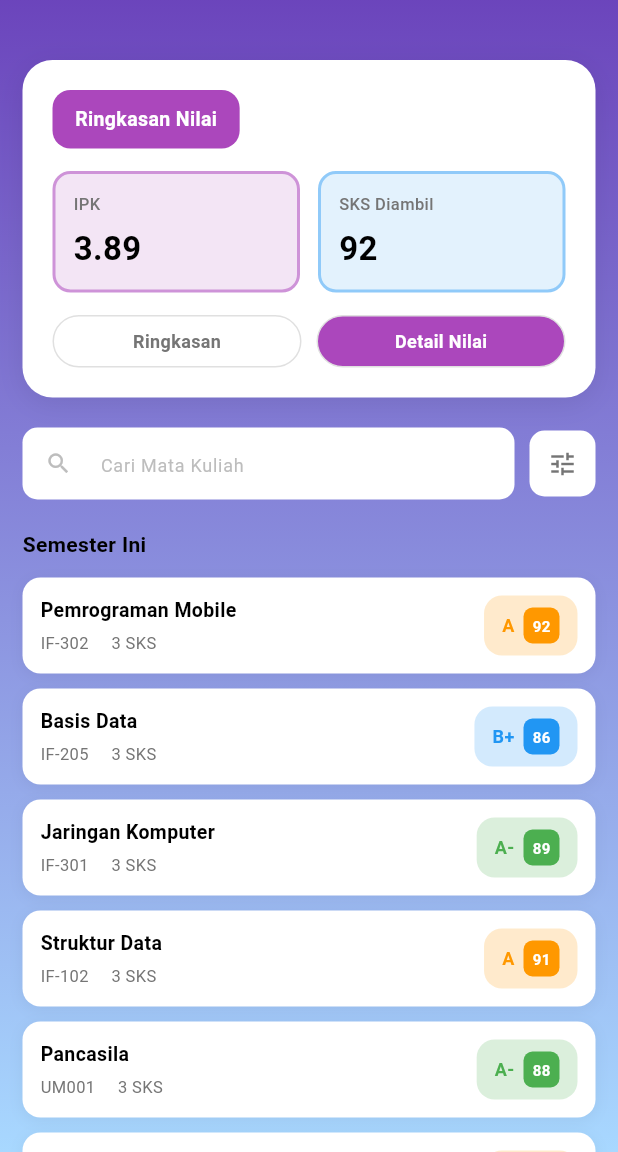
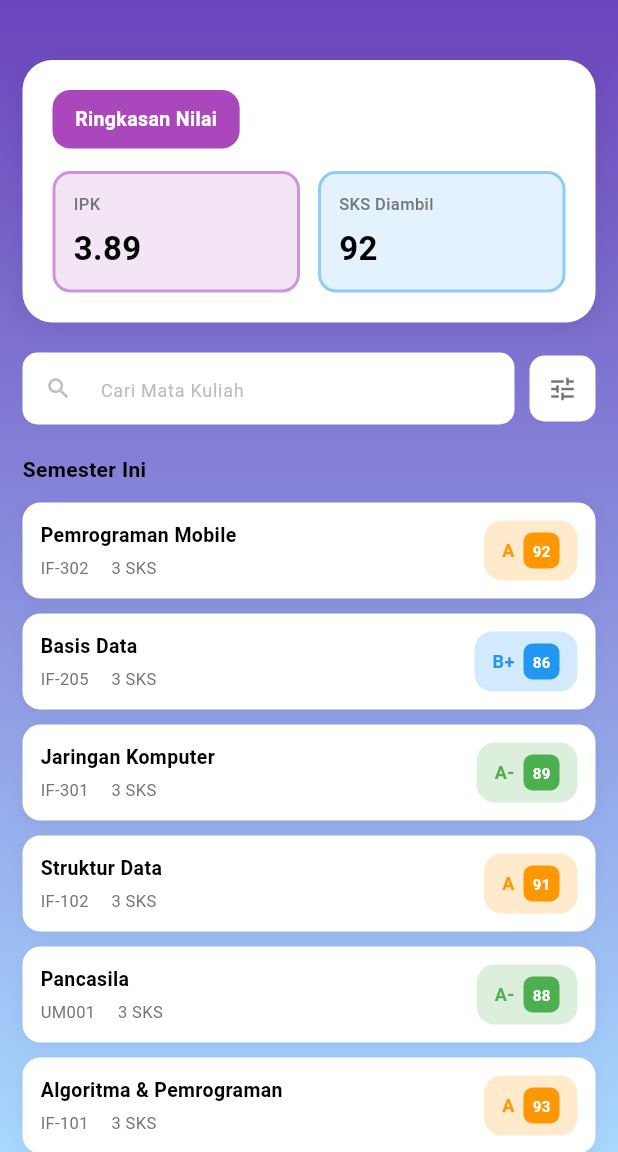
Before and after one commit to Gotari/Project-PAM-Sem-4, a Flutter app: the screen it shows after launch, after a tap on "Nilai", on a phone screen of 412 x 824 dp, the part 84-1236 px from its top. Run offline on Flutter 3.47's test engine with Material 3 defaults, Android fonts, the phone set to English and light mode, and no system bars.

Commit message:
hapus detail & ringkasan di halaman nilai,  mengganti gambar pembayaran ukt, dll

```diff
--- a/lib/PembayaranUKT.dart
+++ b/lib/PembayaranUKT.dart
@@ -44,9 +44,10 @@
               // Header
               Container(
                 decoration: BoxDecoration(color: Colors.deepPurple),
+                width: double.infinity,
                 padding: const EdgeInsets.only(
                   top: 20,
-                  bottom: 20,
+                  bottom: 15,
                   left: 15,
                   right: 15,
                 ),
@@ -89,17 +90,17 @@
                 ),
               ),
               // Illustration area
-              const SizedBox(height: 20),
               Container(
                 height: 180,
+                width: double.infinity,
                 decoration: BoxDecoration(
-                  borderRadius: BorderRadius.circular(15),
                   image: DecorationImage(
                     image: AssetImage('assets/Pembayaran.png'),
+                    fit: BoxFit.cover
                   ),
                 ),
               ),
-              const SizedBox(height: 20),
+              const SizedBox(height: 10,),
               // Main Content
               Padding(
                 padding: const EdgeInsets.symmetric(horizontal: 15),
--- a/lib/Pengumuman.dart
+++ b/lib/Pengumuman.dart
@@ -108,7 +108,7 @@
                   gradient: LinearGradient(
                     begin: Alignment.topLeft,
                     end: Alignment.bottomRight,
-                    colors: [Colors.deepPurple, Colors.deepPurpleAccent],
+                    colors: [Colors.deepPurple, Colors.indigo, Colors.purple],
                   ),
                 ),
                 padding: const EdgeInsets.only(
@@ -172,11 +172,7 @@
                       margin: const EdgeInsets.symmetric(horizontal: 15),
                       padding: const EdgeInsets.all(18),
                       decoration: BoxDecoration(
-                        gradient: const LinearGradient(
-                          begin: Alignment.topLeft,
-                          end: Alignment.bottomRight,
-                          colors: [Colors.deepPurple, Colors.deepPurpleAccent],
-                        ),
+                        color: Colors.deepPurpleAccent,
                         borderRadius: BorderRadius.circular(22),
                         boxShadow: [
                           BoxShadow(
--- a/lib/dashboard.dart
+++ b/lib/dashboard.dart
@@ -56,7 +56,11 @@
           gradient: LinearGradient(
             begin: Alignment.topCenter,
             end: Alignment.bottomCenter,
-            colors: [const Color.fromARGB(255, 212, 187, 255), const Color.fromARGB(255, 187, 212, 255), const Color.fromARGB(255, 229, 219, 255)],
+            colors: [
+              const Color.fromARGB(255, 212, 187, 255),
+              const Color.fromARGB(255, 187, 212, 255),
+              const Color.fromARGB(255, 229, 219, 255),
+            ],
           ),
         ),
         child: SingleChildScrollView(
@@ -99,7 +103,11 @@
                         gradient: LinearGradient(
                           begin: Alignment.bottomLeft,
                           end: Alignment.topRight,
-                          colors: [Colors.blueAccent, Colors.indigo, Colors.deepPurple],
+                          colors: [
+                            Colors.blueAccent,
+                            Colors.indigo,
+                            Colors.deepPurple,
+                          ],
                         ),
                         borderRadius: BorderRadius.circular(15),
                         boxShadow: [
@@ -278,6 +286,8 @@
                                 );
                               }
                             },
+                            child: SizedBox(
+                              width: 55,
                               child: Column(
                                 children: [
                                   Container(
@@ -302,8 +312,11 @@
                                       color: Colors.black,
                                     ),
                                     textAlign: TextAlign.center,
+                                    maxLines: 1,
+                                    overflow: TextOverflow.ellipsis,
                                   ),
                                 ],
+                              ),
                             ),
                           );
                         }).toList(),
@@ -323,7 +336,12 @@
                           gradient: LinearGradient(
                             begin: Alignment.topLeft,
                             end: Alignment.bottomRight,
-                            colors: [Colors.deepPurple, Colors.indigo, Colors.blueAccent, Colors.indigo],
+                            colors: [
+                              Colors.deepPurple,
+                              Colors.indigo,
+                              Colors.blueAccent,
+                              Colors.indigo,
+                            ],
                           ),
                           borderRadius: BorderRadius.circular(15),
                           boxShadow: [
--- a/lib/nilai.dart
+++ b/lib/nilai.dart
@@ -81,7 +81,10 @@
           gradient: LinearGradient(
             begin: Alignment.topCenter,
             end: Alignment.bottomCenter,
-            colors: [Colors.deepPurple, const Color.fromARGB(255, 168, 216, 255)],
+            colors: [
+              Colors.deepPurple,
+              const Color.fromARGB(255, 168, 216, 255),
+            ],
           ),
         ),
         child: SingleChildScrollView(
@@ -267,85 +270,6 @@
                                         ),
                                       ),
                                     ],
-                                  ),
-                                ),
-                              ),
-                            ],
-                          ),
-                          const SizedBox(height: 15),
-                          // Tab Buttons
-                          Row(
-                            children: [
-                              Expanded(
-                                child: GestureDetector(
-                                  onTap: () {
-                                    setState(() {
-                                      selectedTab = 'Ringkasan';
-                                    });
-                                  },
-                                  child: Container(
-                                    padding: const EdgeInsets.symmetric(
-                                      vertical: 8,
-                                    ),
-                                    decoration: BoxDecoration(
-                                      color: selectedTab == 'Ringkasan'
-                                          ? Colors.white
-                                          : Colors.transparent,
-                                      borderRadius: BorderRadius.circular(20),
-                                      border: Border.all(
-                                        color: Colors.grey[300]!,
-                                        width: 1,
-                                      ),
-                                    ),
-                                    child: Center(
-                                      child: Text(
-                                        'Ringkasan',
-                                        style: TextStyle(
-                                          fontSize: 12,
-                                          fontWeight: FontWeight.w600,
-                                          color: selectedTab == 'Ringkasan'
-                                              ? Colors.black
-                                              : Colors.grey[600],
-                                        ),
-                                      ),
-                                    ),
-                                  ),
-                                ),
-                              ),
-                              const SizedBox(width: 10),
-                              Expanded(
-                                child: GestureDetector(
-                                  onTap: () {
-                                    setState(() {
-                                      selectedTab = 'Detail Nilai';
-                                    });
-                                  },
-                                  child: Container(
-                                    padding: const EdgeInsets.symmetric(
-                                      vertical: 8,
-                                    ),
-                                    decoration: BoxDecoration(
-                                      color: selectedTab == 'Detail Nilai'
-                                          ? Colors.purple[400]
-                                          : Colors.transparent,
-                                      borderRadius: BorderRadius.circular(20),
-                                      border: Border.all(
-                                        color: Colors.grey[300]!,
-                                        width: 1,
-                                      ),
-                                    ),
-                                    child: Center(
-                                      child: Text(
-                                        'Detail Nilai',
-                                        style: TextStyle(
-                                          fontSize: 12,
-                                          fontWeight: FontWeight.w600,
-                                          color: selectedTab == 'Detail Nilai'
-                                              ? Colors.white
-                                              : Colors.grey[600],
-                                        ),
-                                      ),
-                                    ),
                                   ),
                                 ),
                               ),
```
Also changed, not shown: assets/Pembayaran.png, lib/jadwalKuliah.dart (line endings or trailing spaces). Lines whose indentation alone changed are shown as unchanged.
